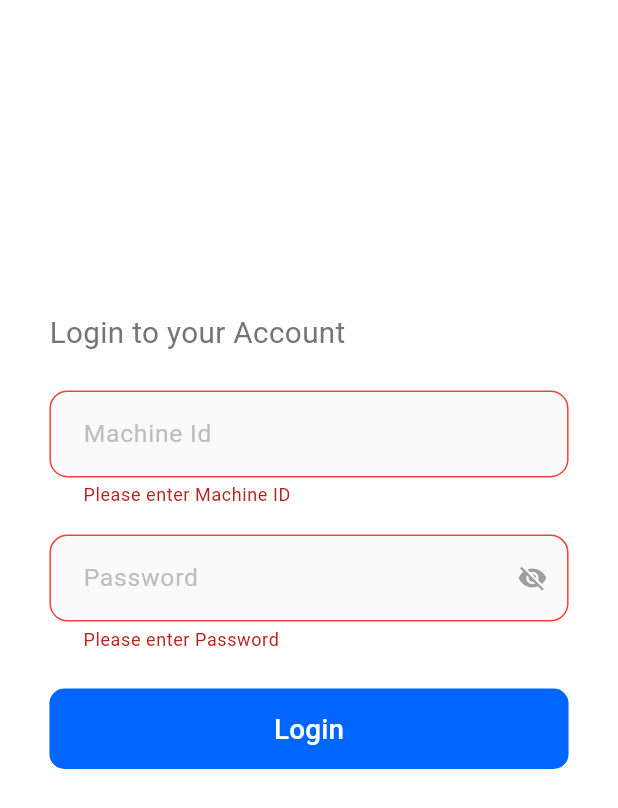
After one commit to Raghul799/EaseMilker-App, a Flutter app: the screen it shows after launch, after a tap on "Login", on a phone screen of 412 x 824 dp. The commit adds this screen. Shown: the top 808 px of the screen. Run offline on Flutter 3.47's test engine with Material 3 defaults, Android fonts, the phone set to English and light mode, and no system bars; our stand-ins replace shared_preferences.

Commit message:
feat: add login page, persistent auth, and logout flow

```diff
--- a/lib/Settings page/settings_page.dart
+++ b/lib/Settings page/settings_page.dart
@@ -2,12 +2,16 @@ import 'package:flutter/material.dart';
 import '../widgets/top_header.dart';
 import '../Home page/home_page.dart';
 import '../Shop page/booking_page.dart';
+import '../login/login_page.dart';
+import '../login/auth_service.dart';
 import 'alert_sound_dialog.dart';
 import 'alert_sound_service.dart';
 
 /// SettingsPage - implements the app settings UI similar to the provided design.
 class SettingsPage extends StatelessWidget {
   const SettingsPage({super.key});
+
+  static final AuthService _authService = AuthService();
 
   Widget _buildTile(
     BuildContext context,
@@ -238,7 +242,8 @@ class SettingsPage extends StatelessWidget {
                                       Navigator.push(
                                         context,
                                         MaterialPageRoute(
-                                          builder: (context) => const BookingPage(),
+                                          builder: (context) =>
+                                              const BookingPage(),
                                         ),
                                       );
                                     },
@@ -330,7 +335,66 @@ class SettingsPage extends StatelessWidget {
                               ),
                               child: OutlinedButton.icon(
                                 onPressed: () {
-                                  // add logout logic
+                                  // Show confirmation dialog before logout
+                                  showDialog(
+                                    context: context,
+                                    builder: (BuildContext context) {
+                                      return AlertDialog(
+                                        title: const Text('Logout'),
+                                        content: const Text(
+                                          'Are you sure you want to logout?',
+                                        ),
+                                        shape: RoundedRectangleBorder(
+                                          borderRadius: BorderRadius.circular(
+                                            12,
+                                          ),
+                                        ),
+                                        actions: [
+                                          TextButton(
+                                            onPressed: () {
+                                              Navigator.of(context).pop();
+                                            },
+                                            child: const Text(
+                                              'Cancel',
+                                              style: TextStyle(
+                                                color: Colors.grey,
+                                              ),
+                                            ),
+                                          ),
+                                          TextButton(
+                                            onPressed: () async {
+                                              // Close dialog
+                                              Navigator.of(context).pop();
+
+                                              // Clear login state
+                                              await _authService
+                                                  .clearLoginState();
+
+                                              if (!context.mounted) return;
+
+                                              // Navigate to login page and remove all previous routes
+                                              Navigator.of(
+                                                context,
+                                              ).pushAndRemoveUntil(
+                                                MaterialPageRoute(
+                                                  builder: (context) =>
+                                                      const LoginPage(),
+                                                ),
+                                                (route) => false,
+                                              );
+                                            },
+                                            child: const Text(
+                                              'Logout',
+                                              style: TextStyle(
+                                                color: Color(0xFF0B57A7),
+                                                fontWeight: FontWeight.w600,
+                                              ),
+                                            ),
+                                          ),
+                                        ],
+                                      );
+                                    },
+                                  );
                                 },
                                 icon: const Icon(
                                   Icons.logout,
--- a/lib/loading page/loading_page.dart
+++ b/lib/loading page/loading_page.dart
@@ -1,5 +1,7 @@
 import 'package:flutter/material.dart';
 import 'dart:async';
+import '../login/login_page.dart';
+import '../login/auth_service.dart';
 import '../Home page/home_page.dart';
 
 class LoadingPage extends StatefulWidget {
@@ -10,17 +12,37 @@ class LoadingPage extends StatefulWidget {
 }
 
 class _LoadingPageState extends State<LoadingPage> {
+  final AuthService _authService = AuthService();
+
   @override
   void initState() {
     super.initState();
-    // Navigate to home page after 3 seconds
-    Timer(const Duration(seconds: 3), () {
-      if (mounted) {
-        Navigator.of(context).pushReplacement(
-          MaterialPageRoute(builder: (context) => const HomePage()),
-        );
-      }
-    });
+    _checkAuthAndNavigate();
+  }
+
+  Future<void> _checkAuthAndNavigate() async {
+    // Wait for 3 seconds to show the loading screen
+    await Future.delayed(const Duration(seconds: 3));
+
+    if (!mounted) return;
+
+    // Check if user is logged in
+    final isLoggedIn = await _authService.isLoggedIn();
+
+    if (!mounted) return;
+
+    // Navigate based on login state
+    if (isLoggedIn) {
+      // User is already logged in, go to home page
+      Navigator.of(context).pushReplacement(
+        MaterialPageRoute(builder: (context) => const HomePage()),
+      );
+    } else {
+      // User not logged in, go to login page
+      Navigator.of(context).pushReplacement(
+        MaterialPageRoute(builder: (context) => const LoginPage()),
+      );
+    }
   }
 
   @override
@@ -94,7 +116,10 @@ class _LoadingPageState extends State<LoadingPage> {
                           fontWeight: FontWeight.w400,
                         ),
                         children: const [
-                          TextSpan(text: 'Welcome to Ease Milker app the automated milking\n'),
+                          TextSpan(
+                            text:
+                                'Welcome to Ease Milker app the automated milking\n',
+                          ),
                           TextSpan(text: 'machine monitoring'),
                         ],
                       ),
--- /dev/null
+++ b/lib/login/auth_service.dart
@@ -0,0 +1,39 @@
+import 'package:shared_preferences/shared_preferences.dart';
+
+/// Service to manage user authentication state
+class AuthService {
+  // Singleton pattern
+  static final AuthService _instance = AuthService._internal();
+  factory AuthService() => _instance;
+  AuthService._internal();
+
+  // Keys for shared preferences
+  static const String _isLoggedInKey = 'is_logged_in';
+  static const String _machineIdKey = 'machine_id';
+
+  /// Check if user is currently logged in
+  Future<bool> isLoggedIn() async {
+    final prefs = await SharedPreferences.getInstance();
+    return prefs.getBool(_isLoggedInKey) ?? false;
+  }
+
+  /// Save login state after successful authentication
+  Future<void> saveLoginState(String machineId) async {
+    final prefs = await SharedPreferences.getInstance();
+    await prefs.setBool(_isLoggedInKey, true);
+    await prefs.setString(_machineIdKey, machineId);
+  }
+
+  /// Get stored machine ID
+  Future<String?> getMachineId() async {
+    final prefs = await SharedPreferences.getInstance();
+    return prefs.getString(_machineIdKey);
+  }
+
+  /// Clear login state (logout)
+  Future<void> clearLoginState() async {
+    final prefs = await SharedPreferences.getInstance();
+    await prefs.setBool(_isLoggedInKey, false);
+    await prefs.remove(_machineIdKey);
+  }
+}
--- /dev/null
+++ b/lib/login/login_page.dart
@@ -0,0 +1,272 @@
+import 'package:flutter/material.dart';
+import '../Home page/home_page.dart';
+import 'auth_service.dart';
+
+class LoginPage extends StatefulWidget {
+  const LoginPage({super.key});
+
+  @override
+  State<LoginPage> createState() => _LoginPageState();
+}
+
+class _LoginPageState extends State<LoginPage> {
+  final TextEditingController _machineIdController = TextEditingController();
+  final TextEditingController _passwordController = TextEditingController();
+  final _formKey = GlobalKey<FormState>();
+  final AuthService _authService = AuthService();
+  bool _isPasswordVisible = false;
+
+  // Default credentials for testing
+  static const String _defaultMachineId = 'EM1234';
+  static const String _defaultPassword = 'admin123';
+
+  @override
+  void dispose() {
+    _machineIdController.dispose();
+    _passwordController.dispose();
+    super.dispose();
+  }
+
+  Future<void> _handleLogin() async {
+    if (_formKey.currentState!.validate()) {
+      final machineId = _machineIdController.text.trim();
+      final password = _passwordController.text.trim();
+
+      // Validate credentials
+      if (machineId == _defaultMachineId && password == _defaultPassword) {
+        // Save login state
+        await _authService.saveLoginState(machineId);
+
+        if (!mounted) return;
+
+        // Navigate to HomePage on successful login
+        Navigator.of(context).pushReplacement(
+          MaterialPageRoute(builder: (context) => const HomePage()),
+        );
+      } else {
+        // Show error message
+        ScaffoldMessenger.of(context).showSnackBar(
+          const SnackBar(
+            content: Text('Invalid Machine ID or Password'),
+            backgroundColor: Colors.red,
+            duration: Duration(seconds: 2),
+          ),
+        );
+      }
+    }
+  }
+
+  @override
+  Widget build(BuildContext context) {
+    final screenWidth = MediaQuery.of(context).size.width;
+    final screenHeight = MediaQuery.of(context).size.height;
+
+    return Scaffold(
+      backgroundColor: Colors.white,
+      body: SafeArea(
+        child: Center(
+          child: SingleChildScrollView(
+            child: ConstrainedBox(
+              constraints: BoxConstraints(
+                minHeight:
+                    screenHeight -
+                    MediaQuery.of(context).padding.top -
+                    MediaQuery.of(context).padding.bottom,
+              ),
+              child: IntrinsicHeight(
+                child: Padding(
+                  padding: EdgeInsets.symmetric(horizontal: screenWidth * 0.08),
+                  child: Form(
+                    key: _formKey,
+                    child: Column(
+                      mainAxisAlignment: MainAxisAlignment.center,
+                      crossAxisAlignment: CrossAxisAlignment.start,
+                      children: [
+                        const Spacer(flex: 2),
+
+                        // "Login to your Account" text
+                        Text(
+                          'Login to your Account',
+                          style: TextStyle(
+                            fontSize: screenWidth * 0.048,
+                            color: Colors.grey[600],
+                            fontWeight: FontWeight.w400,
+                          ),
+                        ),
+
+                        SizedBox(height: screenHeight * 0.03),
+
+                        // Machine ID input field
+                        TextFormField(
+                          controller: _machineIdController,
+                          decoration: InputDecoration(
+                            hintText: 'Machine Id',
+                            hintStyle: TextStyle(
+                              color: Colors.grey[400],
+                              fontSize: screenWidth * 0.04,
+                            ),
+                            filled: true,
+                            fillColor: Colors.grey[50],
+                            contentPadding: EdgeInsets.symmetric(
+                              horizontal: screenWidth * 0.045,
+                              vertical: screenHeight * 0.02,
+                            ),
+                            border: OutlineInputBorder(
+                              borderRadius: BorderRadius.circular(12),
+                              borderSide: BorderSide(
+                                color: Colors.grey[300]!,
+                                width: 1,
+                              ),
+                            ),
+                            enabledBorder: OutlineInputBorder(
+                              borderRadius: BorderRadius.circular(12),
+                              borderSide: BorderSide(
+                                color: Colors.grey[300]!,
+                                width: 1,
+                              ),
+                            ),
+                            focusedBorder: OutlineInputBorder(
+                              borderRadius: BorderRadius.circular(12),
+                              borderSide: const BorderSide(
+                                color: Color(0xFF0B57A7),
+                                width: 1.5,
+                              ),
+                            ),
+                            errorBorder: OutlineInputBorder(
+                              borderRadius: BorderRadius.circular(12),
+                              borderSide: const BorderSide(
+                                color: Colors.red,
+                                width: 1,
+                              ),
+                            ),
+                            focusedErrorBorder: OutlineInputBorder(
+                              borderRadius: BorderRadius.circular(12),
+                              borderSide: const BorderSide(
+                                color: Colors.red,
+                                width: 1.5,
+                              ),
+                            ),
+                          ),
+                          validator: (value) {
+                            if (value == null || value.trim().isEmpty) {
+                              return 'Please enter Machine ID';
+                            }
+                            return null;
+                          },
+                        ),
+
+                        SizedBox(height: screenHeight * 0.022),
+
+                        // Password input field
+                        TextFormField(
+                          controller: _passwordController,
+                          obscureText: !_isPasswordVisible,
+                          decoration: InputDecoration(
+                            hintText: 'Password',
+                            hintStyle: TextStyle(
+                              color: Colors.grey[400],
+                              fontSize: screenWidth * 0.04,
+                            ),
+                            filled: true,
+                            fillColor: Colors.grey[50],
+                            contentPadding: EdgeInsets.symmetric(
+                              horizontal: screenWidth * 0.045,
+                              vertical: screenHeight * 0.02,
+                            ),
+                            suffixIcon: IconButton(
+                              icon: Icon(
+                                _isPasswordVisible
+                                    ? Icons.visibility
+                                    : Icons.visibility_off,
+                                color: Colors.grey[500],
+                                size: 20,
+                              ),
+                              onPressed: () {
+                                setState(() {
+                                  _isPasswordVisible = !_isPasswordVisible;
+                                });
+                              },
+                            ),
+                            border: OutlineInputBorder(
+                              borderRadius: BorderRadius.circular(12),
+                              borderSide: BorderSide(
+                                color: Colors.grey[300]!,
+                                width: 1,
+                              ),
+                            ),
+                            enabledBorder: OutlineInputBorder(
+                              borderRadius: BorderRadius.circular(12),
+                              borderSide: BorderSide(
+                                color: Colors.grey[300]!,
+                                width: 1,
+                              ),
+                            ),
+                            focusedBorder: OutlineInputBorder(
+                              borderRadius: BorderRadius.circular(12),
+                              borderSide: const BorderSide(
+                                color: Color(0xFF0B57A7),
+                                width: 1.5,
+                              ),
+                            ),
+                            errorBorder: OutlineInputBorder(
+                              borderRadius: BorderRadius.circular(12),
+                              borderSide: const BorderSide(
+                                color: Colors.red,
+                                width: 1,
+                              ),
+                            ),
+                            focusedErrorBorder: OutlineInputBorder(
+                              borderRadius: BorderRadius.circular(12),
+                              borderSide: const BorderSide(
+                                color: Colors.red,
+                                width: 1.5,
+                              ),
+                            ),
+                          ),
+                          validator: (value) {
+                            if (value == null || value.trim().isEmpty) {
+                              return 'Please enter Password';
+                            }
+                            return null;
+                          },
+                        ),
+
+                        SizedBox(height: screenHeight * 0.03),
+
+                        // Login button
+                        SizedBox(
+                          width: double.infinity,
+                          height: screenHeight * 0.065,
+                          child: ElevatedButton(
+                            onPressed: _handleLogin,
+                            style: ElevatedButton.styleFrom(
+                              backgroundColor: const Color(0xFF0066FF),
+                              shape: RoundedRectangleBorder(
+                                borderRadius: BorderRadius.circular(10),
+                              ),
+                              elevation: 0,
+                            ),
+                            child: Text(
+                              'Login',
+                              style: TextStyle(
+                                color: Colors.white,
+                                fontSize: screenWidth * 0.045,
+                                fontWeight: FontWeight.w500,
+                              ),
+                            ),
+                          ),
+                        ),
+
+                        const Spacer(flex: 3),
+                      ],
+                    ),
+                  ),
+                ),
+              ),
+            ),
+          ),
+        ),
+      ),
+    );
+  }
+}
```
